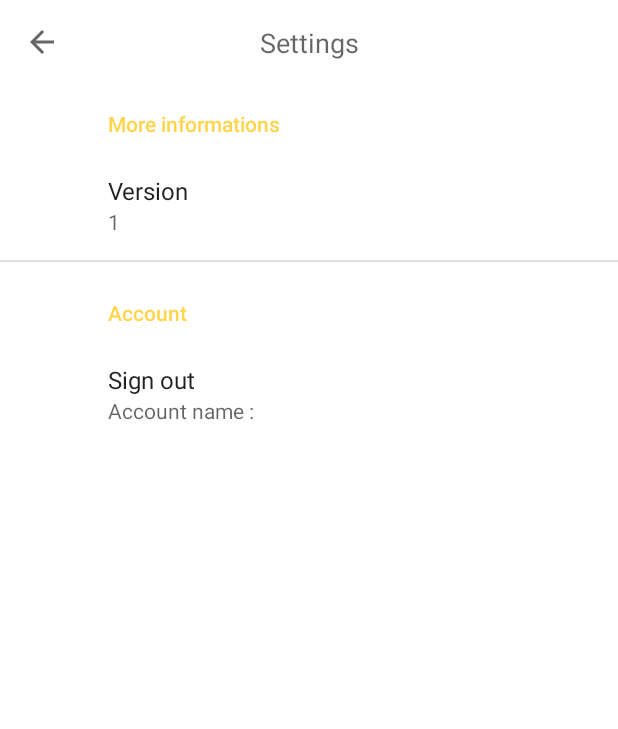
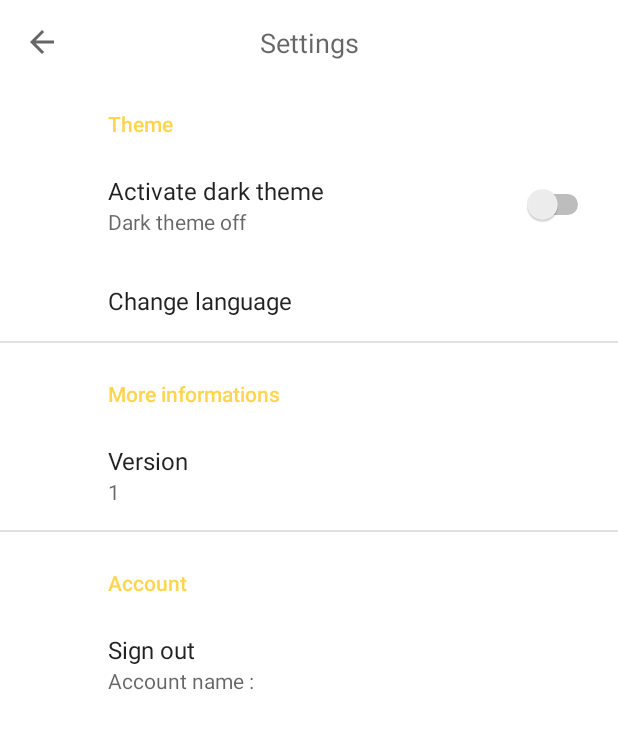
Before and after one commit to Momot-Mpa320-01/CookingCommunity, an Android app: the SettingsActivity screen opened directly, with no data from a screen before it, on a phone screen of 412 x 824 dp. Shown: the top 729 px of the screen. Run offline under Robolectric (Android 15) with nearby library versions, the phone set to English and light mode, and no system bars; our stand-ins replace Firebase (no records; nobody signed in at launch, a user with empty details on screens opened directly), androidx.preference.

```diff
--- a/app/src/main/java/com/example/app/fragment/home/HomeFragment.kt
+++ b/app/src/main/java/com/example/app/fragment/home/HomeFragment.kt
@@ -41,9 +41,9 @@ class HomeFragment : Fragment() {
         current = root.image_home_disc
         current.setColorFilter(ContextCompat.getColor(requireContext(), R.color.primaryLightColor))
 
-//        root.image_home_search.setOnClickListener {
-//            findNavController().navigate(R.id.action_navigation_home_to_homeSearchFragment)
-//        }
+        root.image_home_search.setOnClickListener {
+            findNavController().navigate(R.id.action_navigation_home_to_homeSearchFragment)
+        }
 
         viewPagerAdapter = ViewPagerAdapter()
 
--- a/app/src/main/res/xml/root_preferences.xml
+++ b/app/src/main/res/xml/root_preferences.xml
@@ -1,20 +1,20 @@
 <PreferenceScreen xmlns:android="http://schemas.android.com/apk/res/android">
 
-<!--    <PreferenceCategory android:title="@string/appearance_header">-->
+    <PreferenceCategory android:title="@string/appearance_header">
 
-<!--        <SwitchPreference-->
-<!--            android:key="@string/setting_dark"-->
-<!--            android:summaryOff="@string/dark_off"-->
-<!--            android:summaryOn="@string/dark_on"-->
-<!--            android:title="@string/dark_title" />-->
+        <SwitchPreference
+            android:key="@string/setting_dark"
+            android:summaryOff="@string/dark_off"
+            android:summaryOn="@string/dark_on"
+            android:title="@string/dark_title" />
 
-<!--        <ListPreference-->
-<!--            android:entries="@array/lang_array"-->
-<!--            android:entryValues="@array/lang_array"-->
-<!--            android:key="@string/setting_lang"-->
-<!--            android:title="@string/lang_title" />-->
+        <ListPreference
+            android:entries="@array/lang_array"
+            android:entryValues="@array/lang_array"
+            android:key="@string/setting_lang"
+            android:title="@string/lang_title" />
 
-<!--    </PreferenceCategory>-->
+    </PreferenceCategory>
 
     <PreferenceCategory android:title="@string/settings_info_title">
 
```
Also changed, not shown: app/src/main/java/com/example/app/fragment/home/HomeSearchFragment.kt (+24 -20 lines), app/src/main/res/layout/fragment_home.xml (+12 -12 lines), app/src/main/res/layout/fragment_search.xml (+14 -13 lines).
